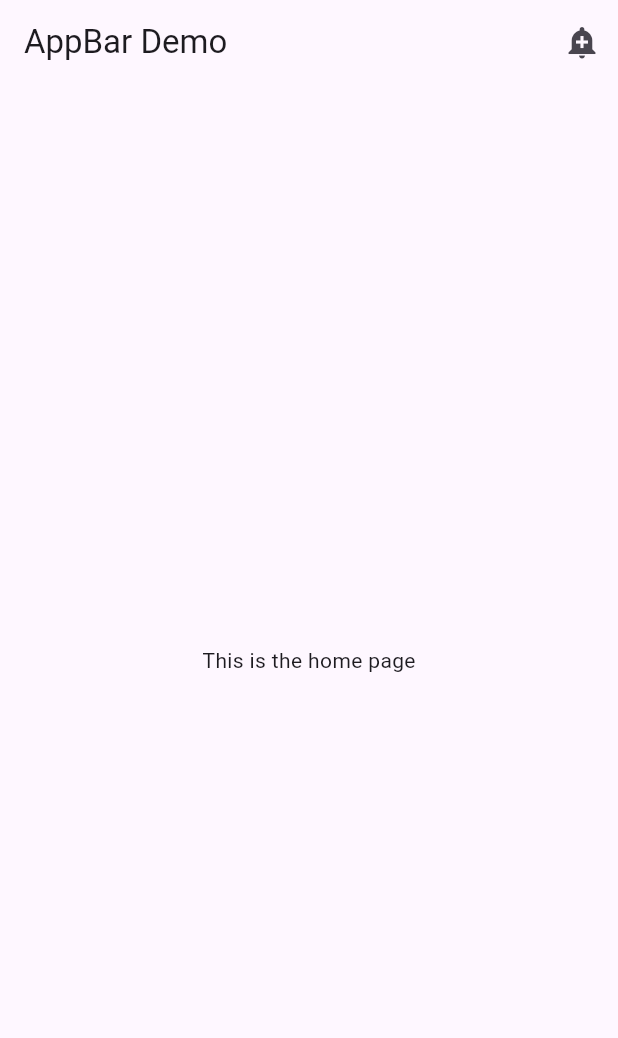
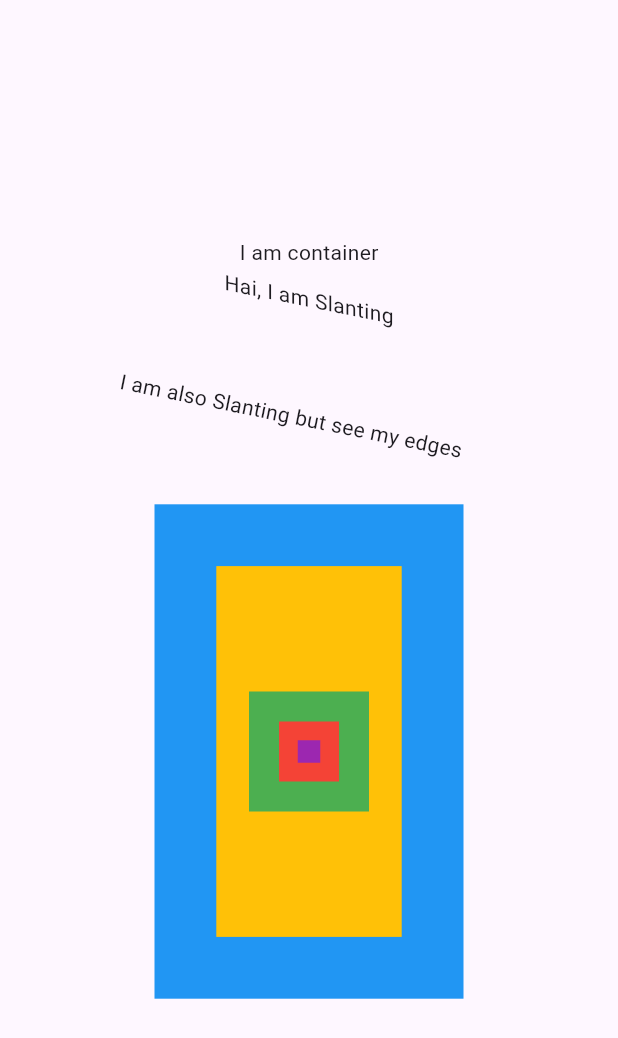
Before and after one commit to shivam2109964/projectOne, a Flutter app: the screen it shows after launch, on a phone screen of 412 x 824 dp. Shown: the top 1038 px of the screen. Run offline on Flutter 3.47's test engine with Material 3 defaults, Android fonts, the phone set to English and light mode, and no system bars; our stand-ins replace bloc, flutter_bloc.

Commit message:
Nested Container

```diff
--- a/lib/MyApp.dart
+++ b/lib/MyApp.dart
@@ -1,5 +1,5 @@
 import 'package:flutter/material.dart';
-import 'package:fluttre_one/Widget%20Practice/AppBar/appBar.dart';
+import 'package:fluttre_one/Widget%20Practice/Container/container.dart';
 
 class MyApp extends StatelessWidget {
   const MyApp({Key? key}) : super(key: key);
@@ -7,7 +7,7 @@ class MyApp extends StatelessWidget {
   Widget build(BuildContext context){
     return const MaterialApp(
       debugShowCheckedModeBanner: false,
-      home: Appbar(),
+      home: Containerr(),
     );
   }
 }
--- /dev/null
+++ b/lib/Widget Practice/Container/container.dart
@@ -0,0 +1,72 @@
+import 'package:flutter/material.dart';
+
+class Containerr extends StatelessWidget {
+  const Containerr({Key? key}) : super(key: key);
+
+  @override
+  Widget build(BuildContext context) {
+    return Scaffold(
+      body: Center(
+        child: Column(
+          mainAxisAlignment: MainAxisAlignment.center,
+          children: [
+            Container(
+              child: const Text("I am container"),
+            ),
+            Container(
+              transform: Matrix4.skewY(0.2),
+              child: const Text("Hai, I am Slanting"),
+            ),
+            Container(
+              constraints: BoxConstraints.expand(
+                height: Theme.of(context).textTheme.headlineMedium!.fontSize! *
+                        1.0 +
+                    50,
+              ),
+              padding: const EdgeInsets.all(8.0),
+              alignment: Alignment.center,
+              transform: Matrix4.rotationZ(0.2),
+              child: const Text("I am also Slanting but see my edges"),
+            ),
+            const Padding(padding: EdgeInsets.all(30)),
+            Container(
+              width: MediaQuery.of(context).size.width * 0.5,
+              height: MediaQuery.of(context).size.height * 0.4,
+              decoration: const BoxDecoration(color: Colors.blue),
+              child: Center(
+                child: Container(
+                  height: MediaQuery.of(context).size.height * 0.3,
+                  width: MediaQuery.of(context).size.width * 0.3,
+                  decoration: const BoxDecoration(color: Colors.amber),
+                  child: Center(
+                    child: Container(
+                      height: 80,
+                      width: 80,
+                      decoration: const BoxDecoration(color: Colors.green),
+                      child: Center(
+                        child: Container(
+                          height: 40,
+                          width: 40,
+                          decoration: const BoxDecoration(color: Colors.red),
+                          child: Center(
+                            child: Container(
+                              height: 15,
+                              width: 15,
+                              decoration: const BoxDecoration(
+                                color: Colors.purple
+                              ),
+                            ),
+                          ),
+                        ),
+                      ),
+                    ),
+                  ),
+                ),
+              ),
+            ),
+          ],
+        ),
+      ),
+    );
+  }
+}
--- a/lib/Widget Practice/Scaffold/scaffold.dart
+++ b/lib/Widget Practice/Scaffold/scaffold.dart
@@ -1,6 +1,6 @@
 import 'package:flutter/material.dart';
 import 'package:flutter_bloc/flutter_bloc.dart';
-import 'package:fluttre_one/Widget%20Practice/bloc%201/increment_bloc.dart';
+import 'package:fluttre_one/Blocs/bloc%201/increment_bloc.dart';
 
 class ScaffoldOne extends StatelessWidget {
   const ScaffoldOne({Key? key}) : super(key: key);
```
Also changed, not shown: lib/Blocs/bloc 1/increment_bloc.dart (renamed from lib/Widget Practice/bloc 1/increment_bloc.dart), lib/Blocs/bloc 1/increment_event.dart (renamed from lib/Widget Practice/bloc 1/increment_event.dart), lib/Blocs/bloc 1/increment_state.dart (renamed from lib/Widget Practice/bloc 1/increment_state.dart).
